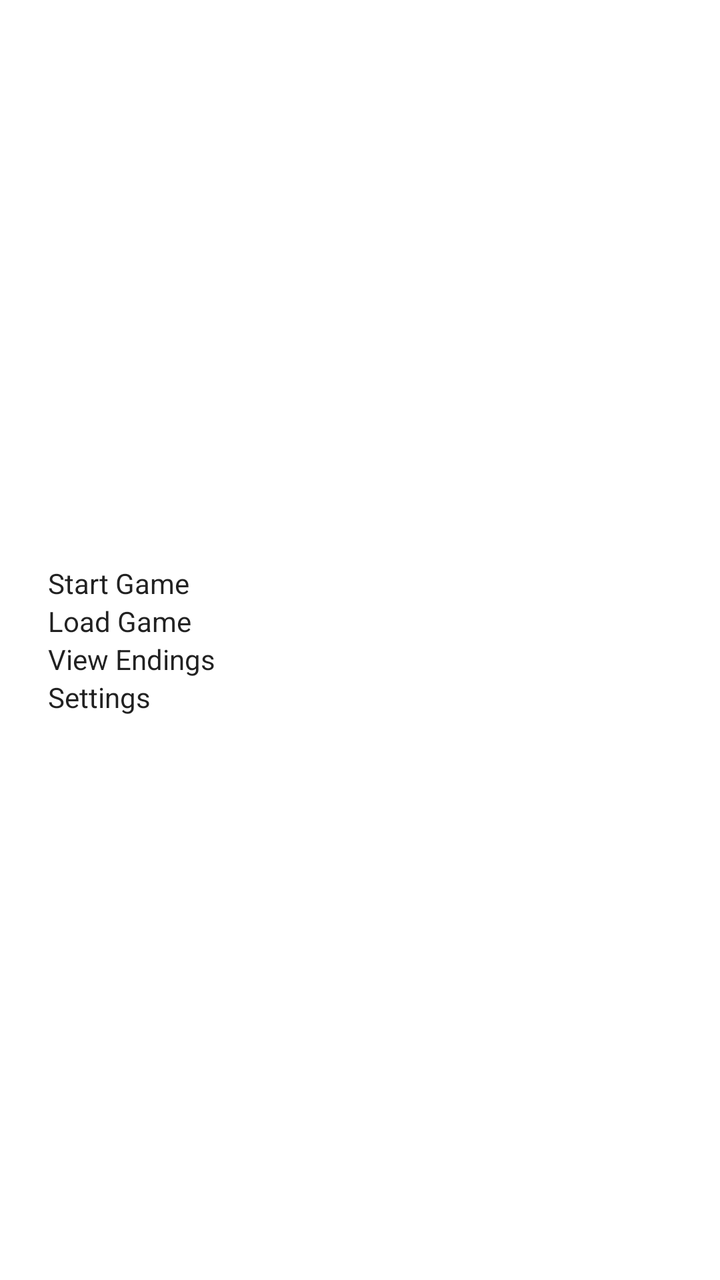
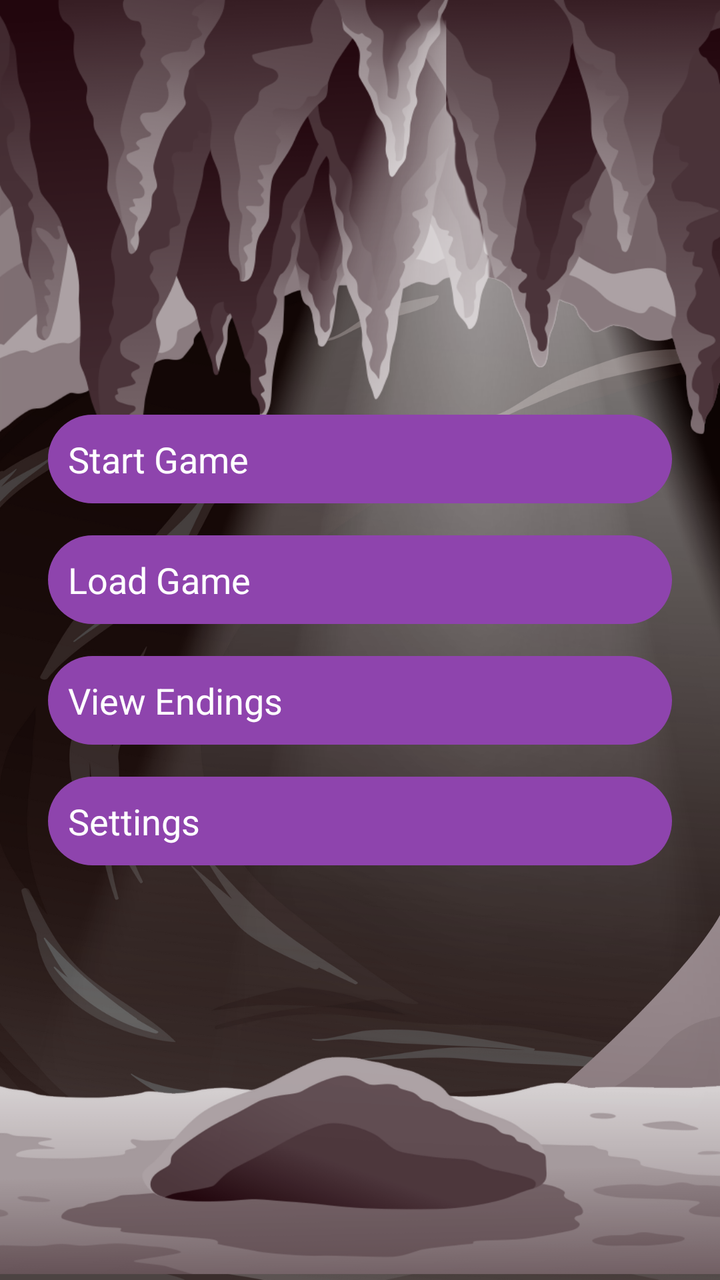

Compare the two renders of this Android layout. The source of the first and the diff that turns it into the second are given below.
<!-- AndroidManifest.xml: application theme Theme.TheDragonsCrystal -->
<!-- res/layout/activity_main_menu.xml -->
<?xml version="1.0" encoding="utf-8"?>
<LinearLayout xmlns:android="http://schemas.android.com/apk/res/android"
    android:id="@+id/main_menu_layout"
    android:layout_width="match_parent"
    android:layout_height="match_parent"
    android:orientation="vertical"
    android:padding="24dp"
    android:gravity="center"
    android:background="@color/white">

    <Button
        android:id="@+id/btn_start"
        android:layout_width="match_parent"
        android:layout_height="wrap_content"
        android:text="@string/start_game"/>

    <Button
        android:id="@+id/btn_load"
        android:layout_width="match_parent"
        android:layout_height="wrap_content"
        android:text="@string/load_game"/>

    <Button
        android:id="@+id/btn_endings"
        android:layout_width="match_parent"
        android:layout_height="wrap_content"
        android:text="@string/view_endings"/>

    <Button
        android:id="@+id/btn_settings"
        android:layout_width="match_parent"
        android:layout_height="wrap_content"
        android:text="@string/settings"/>

</LinearLayout>
<!-- resources referenced by this layout -->
<resources>
  <color name="white">#FFFFFFFF</color>
  <string name="load_game">Load Game</string>
  <string name="settings">Settings</string>
  <string name="start_game">Start Game</string>
  <string name="view_endings">View Endings</string>
  <style name="Theme.TheDragonsCrystal" parent="android:Theme.Material.Light.NoActionBar" />
</resources>

<!-- the commit's change to res/layout/activity_main_menu.xml (unified diff, before → after) -->
@@ -6,30 +6,53 @@
     android:orientation="vertical"
     android:padding="24dp"
     android:gravity="center"
-    android:background="@color/white">
+    android:background="@drawable/story_screen_cave">
 
     <Button
         android:id="@+id/btn_start"
         android:layout_width="match_parent"
         android:layout_height="wrap_content"
-        android:text="@string/start_game"/>
+        android:background="@drawable/button_purple_rounded"
+        android:text="@string/start_game"
+        android:textColor="@color/white"
+        android:textSize="18sp"
+        android:textStyle="normal"
+        android:padding="10dp"/>
 
     <Button
         android:id="@+id/btn_load"
         android:layout_width="match_parent"
         android:layout_height="wrap_content"
-        android:text="@string/load_game"/>
+        android:background="@drawable/button_purple_rounded"
+        android:text="@string/load_game"
+        android:textColor="@color/white"
+        android:textStyle="normal"
+        android:textSize="18sp"
+        android:padding="10dp"
+        android:layout_marginTop="16dp"/>
 
     <Button
         android:id="@+id/btn_endings"
         android:layout_width="match_parent"
         android:layout_height="wrap_content"
-        android:text="@string/view_endings"/>
+        android:background="@drawable/button_purple_rounded"
+        android:text="@string/view_endings"
+        android:textColor="@color/white"
+        android:textStyle="normal"
+        android:textSize="18sp"
+        android:padding="10dp"
+        android:layout_marginTop="16dp"/>
 
     <Button
         android:id="@+id/btn_settings"
         android:layout_width="match_parent"
         android:layout_height="wrap_content"
-        android:text="@string/settings"/>
+        android:background="@drawable/button_purple_rounded"
+        android:text="@string/settings"
+        android:textColor="@color/white"
+        android:textStyle="normal"
+        android:textSize="18sp"
+        android:padding="10dp"
+        android:layout_marginTop="16dp"/>
 
 </LinearLayout>
<!-- resource entries referenced after the edit -->
@@ -1,6 +1,14 @@
 <!-- resources referenced by this layout -->
 <resources>
   <color name="white">#FFFFFFFF</color>
+  <!-- drawable button_purple_rounded (drawable) -->
+  <?xml version="1.0" encoding="utf-8"?>
+  <shape xmlns:android="http://schemas.android.com/apk/res/android"
+      android:shape="rectangle">
+      <solid android:color="#8E44AD"/>
+      <corners android:radius="30dp"/>
+  </shape>
+  <!-- drawable story_screen_cave: png bitmap (drawable, 695712 bytes) -->
   <string name="load_game">Load Game</string>
   <string name="settings">Settings</string>
   <string name="start_game">Start Game</string>
